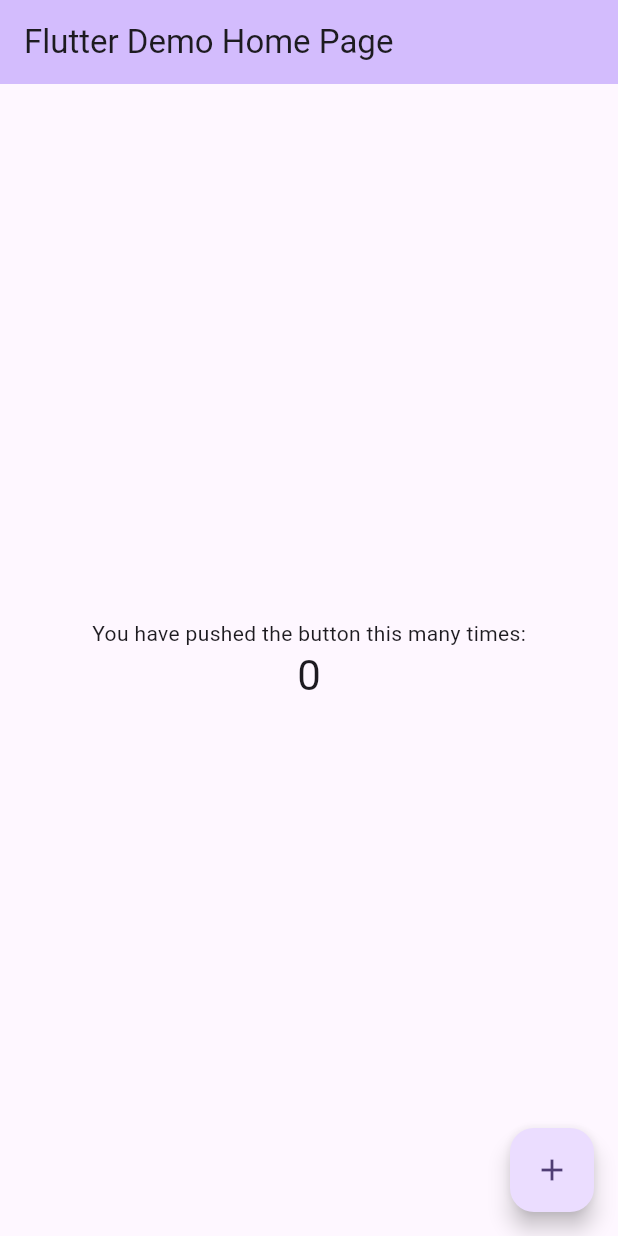
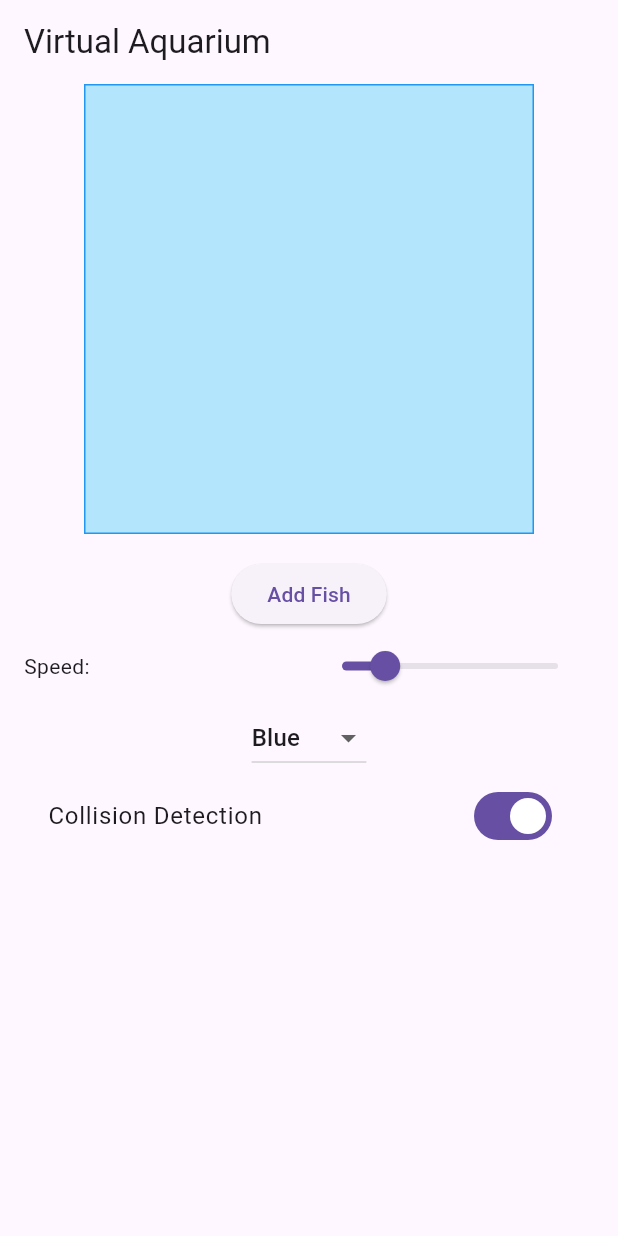
Before and after one commit to sricharan8462/Aquarium, a Flutter app: the screen it shows after launch, on a phone screen of 412 x 824 dp. Run offline on Flutter 3.47's test engine with Material 3 defaults, Android fonts, the phone set to English and light mode, and no system bars.

Commit message:
added aquarium

```diff
--- a/lib/main.dart
+++ b/lib/main.dart
@@ -1,125 +1,239 @@
+import 'dart:math';
 import 'package:flutter/material.dart';
 
 void main() {
-  runApp(const MyApp());
+  runApp(const VirtualAquariumApp());
 }
 
-class MyApp extends StatelessWidget {
-  const MyApp({super.key});
+class VirtualAquariumApp extends StatelessWidget {
+  const VirtualAquariumApp({super.key});
 
-  // This widget is the root of your application.
   @override
   Widget build(BuildContext context) {
     return MaterialApp(
-      title: 'Flutter Demo',
-      theme: ThemeData(
-        // This is the theme of your application.
-        //
-        // TRY THIS: Try running your application with "flutter run". You'll see
-        // the application has a purple toolbar. Then, without quitting the app,
-        // try changing the seedColor in the colorScheme below to Colors.green
-        // and then invoke "hot reload" (save your changes or press the "hot
-        // reload" button in a Flutter-supported IDE, or press "r" if you used
-        // the command line to start the app).
-        //
-        // Notice that the counter didn't reset back to zero; the application
-        // state is not lost during the reload. To reset the state, use hot
-        // restart instead.
-        //
-        // This works for code too, not just values: Most code changes can be
-        // tested with just a hot reload.
-        colorScheme: ColorScheme.fromSeed(seedColor: Colors.deepPurple),
-        useMaterial3: true,
-      ),
-      home: const MyHomePage(title: 'Flutter Demo Home Page'),
+      title: 'Virtual Aquarium',
+      theme: ThemeData(primarySwatch: Colors.blue),
+      home: const AquariumScreen(),
     );
   }
 }
 
-class MyHomePage extends StatefulWidget {
-  const MyHomePage({super.key, required this.title});
+// Fish class to store properties
+class Fish {
+  Offset position;
+  double dx, dy; // Direction vectors
+  Color color;
+  double speed;
 
-  // This widget is the home page of your application. It is stateful, meaning
-  // that it has a State object (defined below) that contains fields that affect
-  // how it looks.
+  Fish({
+    required this.color,
+    required this.speed,
+    Offset? position,
+  })  : position = position ?? Offset(150, 150),
+        dx = (Random().nextDouble() - 0.5) * 2,
+        dy = (Random().nextDouble() - 0.5) * 2;
 
-  // This class is the configuration for the state. It holds the values (in this
-  // case the title) provided by the parent (in this case the App widget) and
-  // used by the build method of the State. Fields in a Widget subclass are
-  // always marked "final".
+  void changeDirection() {
+    dx = (Random().nextDouble() - 0.5) * 2;
+    dy = (Random().nextDouble() - 0.5) * 2;
+  }
+}
 
-  final String title;
+// Custom painter for fish shape
+class FishPainter extends CustomPainter {
+  final Color color;
+
+  FishPainter(this.color);
 
   @override
-  State<MyHomePage> createState() => _MyHomePageState();
+  void paint(Canvas canvas, Size size) {
+    final paint = Paint()..color = color;
+
+    // Fish body (oval)
+    canvas.drawOval(
+      Rect.fromCenter(center: Offset(0, 0), width: 20, height: 12),
+      paint,
+    );
+
+    // Fish tail (triangle)
+    final tailPath = Path()
+      ..moveTo(10, 0)
+      ..lineTo(20, -6)
+      ..lineTo(20, 6)
+      ..close();
+    canvas.drawPath(tailPath, paint);
+
+    // Fish eye (small white circle with black dot)
+    canvas.drawCircle(Offset(-5, -2), 2, Paint()..color = Colors.white);
+    canvas.drawCircle(Offset(-5, -2), 1, Paint()..color = Colors.black);
   }
 
-class _MyHomePageState extends State<MyHomePage> {
-  int _counter = 0;
+  @override
+  bool shouldRepaint(covariant CustomPainter oldDelegate) => true;
+}
 
-  void _incrementCounter() {
+class AquariumScreen extends StatefulWidget {
+  const AquariumScreen({super.key});
+
+  @override
+  State<AquariumScreen> createState() => _AquariumScreenState();
+}
+
+class _AquariumScreenState extends State<AquariumScreen>
+    with SingleTickerProviderStateMixin {
+  late AnimationController _controller;
+  List<Fish> fishList = [];
+  double selectedSpeed = 1.0;
+  Color selectedColor = Colors.blue;
+  bool collisionEnabled = true;
+  double fishScale = 1.0;
+
+  @override
+  void initState() {
+    super.initState();
+    _controller = AnimationController(
+      duration: const Duration(seconds: 2),
+      vsync: this,
+    )..repeat();
+
+    _controller.addListener(() {
       setState(() {
-      // This call to setState tells the Flutter framework that something has
-      // changed in this State, which causes it to rerun the build method below
-      // so that the display can reflect the updated values. If we changed
-      // _counter without calling setState(), then the build method would not be
-      // called again, and so nothing would appear to happen.
-      _counter++;
+        _updateFishPositions();
+        if (collisionEnabled) _checkCollisions();
+        fishScale = fishList.isNotEmpty ? 1.0 : 1.0; // Reset scale after growth
       });
+    });
+  }
+
+  void _updateFishPositions() {
+    for (var fish in fishList) {
+      fish.position = Offset(
+        fish.position.dx + fish.dx * fish.speed,
+        fish.position.dy + fish.dy * fish.speed,
+      );
+
+      // Bounce off edges
+      if (fish.position.dx < 20 || fish.position.dx > 280) fish.dx = -fish.dx;
+      if (fish.position.dy < 20 || fish.position.dy > 280) fish.dy = -fish.dy;
+    }
+  }
+
+  void _checkCollisions() {
+    for (int i = 0; i < fishList.length; i++) {
+      for (int j = i + 1; j < fishList.length; j++) {
+        Fish fish1 = fishList[i];
+        Fish fish2 = fishList[j];
+        if ((fish1.position.dx - fish2.position.dx).abs() < 25 &&
+            (fish1.position.dy - fish2.position.dy).abs() < 15) {
+          fish1.changeDirection();
+          fish2.changeDirection();
+          fish1.color = Random().nextBool() ? Colors.blue : Colors.red;
+          fish2.color = Random().nextBool() ? Colors.green : Colors.orange;
+        }
+      }
+    }
+  }
+
+  void _addFish({bool animateScale = true}) {
+    if (fishList.length < 10) {
+      setState(() {
+        fishList.add(Fish(color: selectedColor, speed: selectedSpeed));
+        if (animateScale) {
+          fishScale = 1.5;
+          Future.delayed(const Duration(milliseconds: 300), () {
+            setState(() => fishScale = 1.0);
+          });
+        }
+      });
+    }
+  }
+
+  @override
+  void dispose() {
+    _controller.dispose();
+    super.dispose();
   }
 
   @override
   Widget build(BuildContext context) {
-    // This method is rerun every time setState is called, for instance as done
-    // by the _incrementCounter method above.
-    //
-    // The Flutter framework has been optimized to make rerunning build methods
-    // fast, so that you can just rebuild anything that needs updating rather
-    // than having to individually change instances of widgets.
     return Scaffold(
-      appBar: AppBar(
-        // TRY THIS: Try changing the color here to a specific color (to
-        // Colors.amber, perhaps?) and trigger a hot reload to see the AppBar
-        // change color while the other colors stay the same.
-        backgroundColor: Theme.of(context).colorScheme.inversePrimary,
-        // Here we take the value from the MyHomePage object that was created by
-        // the App.build method, and use it to set our appbar title.
-        title: Text(widget.title),
+      appBar: AppBar(title: const Text('Virtual Aquarium')),
+      body: Column(
+        children: [
+          Container(
+            width: 300,
+            height: 300,
+            decoration: BoxDecoration(
+              border: Border.all(color: Colors.blue),
+              color: Colors.lightBlue[100],
             ),
-      body: Center(
-        // Center is a layout widget. It takes a single child and positions it
-        // in the middle of the parent.
+            child: Stack(
+              children: fishList
+                  .map((fish) => Positioned(
+                        left: fish.position.dx - 20,
+                        top: fish.position.dy - 10,
+                        child: Transform.scale(
+                          scale: fishScale,
+                          child: Transform.rotate(
+                            angle: atan2(fish.dy, fish.dx),
+                            child: CustomPaint(
+                              painter: FishPainter(fish.color),
+                              size: const Size(30, 20),
+                            ),
+                          ),
+                        ),
+                      ))
+                  .toList(),
+            ),
+          ),
+          Padding(
+            padding: const EdgeInsets.all(16.0),
             child: Column(
-          // Column is also a layout widget. It takes a list of children and
-          // arranges them vertically. By default, it sizes itself to fit its
-          // children horizontally, and tries to be as tall as its parent.
-          //
-          // Column has various properties to control how it sizes itself and
-          // how it positions its children. Here we use mainAxisAlignment to
-          // center the children vertically; the main axis here is the vertical
-          // axis because Columns are vertical (the cross axis would be
-          // horizontal).
-          //
-          // TRY THIS: Invoke "debug painting" (choose the "Toggle Debug Paint"
-          // action in the IDE, or press "p" in the console), to see the
-          // wireframe for each widget.
-          mainAxisAlignment: MainAxisAlignment.center,
-          children: <Widget>[
-            const Text(
-              'You have pushed the button this many times:',
+              children: [
+                ElevatedButton(
+                  onPressed: () => _addFish(),
+                  child: const Text('Add Fish'),
                 ),
-            Text(
-              '$_counter',
-              style: Theme.of(context).textTheme.headlineMedium,
+                // Removed Save Settings button since there's no persistence
+                Row(
+                  mainAxisAlignment: MainAxisAlignment.spaceBetween,
+                  children: [
+                    const Text('Speed:'),
+                    Slider(
+                      value: selectedSpeed,
+                      min: 0.5,
+                      max: 3.0,
+                      onChanged: (value) {
+                        setState(() {
+                          selectedSpeed = value;
+                          for (var fish in fishList) {
+                            fish.speed = value;
+                          }
+                        });
+                      },
+                    ),
+                  ],
+                ),
+                DropdownButton<Color>(
+                  value: selectedColor,
+                  items: [
+                    DropdownMenuItem(value: Colors.blue, child: const Text('Blue')),
+                    DropdownMenuItem(value: Colors.red, child: const Text('Red')),
+                    DropdownMenuItem(value: Colors.green, child: const Text('Green')),
+                    DropdownMenuItem(value: Colors.orange, child: const Text('Orange')),
+                  ],
+                  onChanged: (value) => setState(() => selectedColor = value!),
+                ),
+                SwitchListTile(
+                  title: const Text('Collision Detection'),
+                  value: collisionEnabled,
+                  onChanged: (value) => setState(() => collisionEnabled = value),
                 ),
               ],
             ),
           ),
-      floatingActionButton: FloatingActionButton(
-        onPressed: _incrementCounter,
-        tooltip: 'Increment',
-        child: const Icon(Icons.add),
-      ), // This trailing comma makes auto-formatting nicer for build methods.
+        ],
+      ),
     );
   }
 }
--- a/pubspec.yaml
+++ b/pubspec.yaml
@@ -30,8 +30,7 @@ environment:
 dependencies:
   flutter:
     sdk: flutter
-  sqflite: ^2.3.0
-  path_provider: ^2.1.2
+
 
 
   # The following adds the Cupertino Icons font to your application.
```
Also changed, not shown: pubspec.lock, 1 other file. Lines whose indentation alone changed are shown as unchanged.
